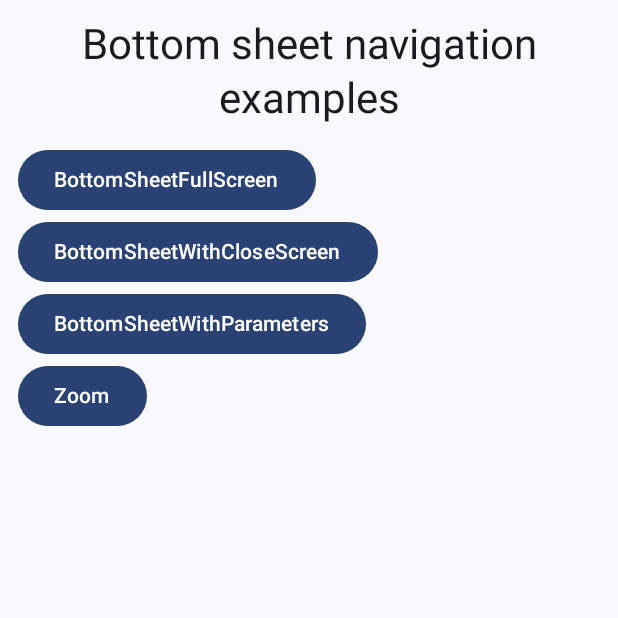
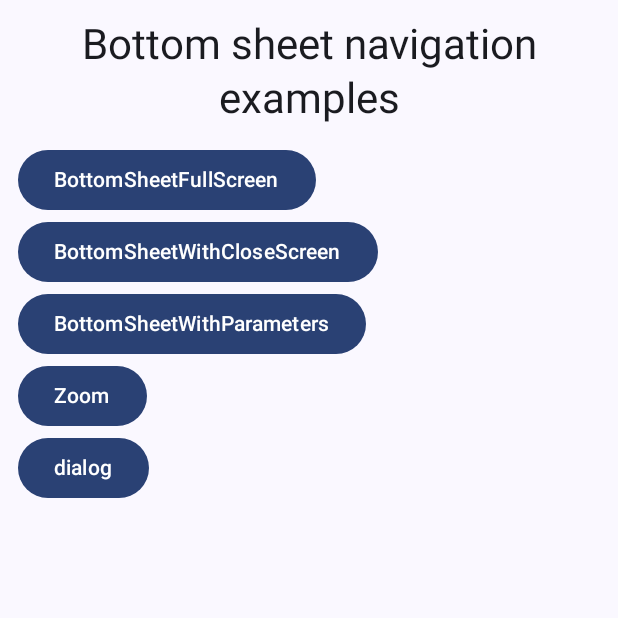
Before and after one commit to stefanoq21/BottomSheetNavigator3, an Android app built with Jetpack Compose: the screen it shows after launch (MainActivity), on a phone screen of 412 x 824 dp, the top half of it. Run offline under Robolectric (Android 15) with nearby library versions, the phone set to English and light mode, and no system bars.

Commit message:
feat: Add DialogTestScreen and navigation
This commit introduces a new `DialogTestScreen` to test the navigation.

```diff
--- a/app/src/main/java/com/stefanoq21/bottomsheetnavigator3/MainActivity.kt
+++ b/app/src/main/java/com/stefanoq21/bottomsheetnavigator3/MainActivity.kt
@@ -5,6 +5,7 @@ import android.util.Log
 import androidx.activity.ComponentActivity
 import androidx.activity.compose.setContent
 import androidx.activity.enableEdgeToEdge
+import androidx.compose.foundation.background
 import androidx.compose.foundation.layout.Column
 import androidx.compose.foundation.layout.Spacer
 import androidx.compose.foundation.layout.fillMaxSize
@@ -16,11 +17,13 @@ import androidx.compose.material3.MaterialTheme
 import androidx.compose.material3.Scaffold
 import androidx.compose.material3.Text
 import androidx.compose.ui.Modifier
+import androidx.compose.ui.graphics.Color
 import androidx.compose.ui.text.style.TextAlign
 import androidx.compose.ui.unit.dp
 import androidx.navigation.compose.NavHost
 import androidx.navigation.compose.composable
 import androidx.navigation.compose.currentBackStackEntryAsState
+import androidx.navigation.compose.dialog
 import androidx.navigation.compose.rememberNavController
 import androidx.navigation.toRoute
 import com.stefanoq21.bottomsheetnavigator3.presentation.navigation.Screen
@@ -64,6 +67,7 @@ class MainActivity : ComponentActivity() {
                             isAppearanceLightNavigationBars = !isSystemInDarkTheme()
                         )*/
                     ) {
+
                         NavHost(
                             navController = navController,
                             startDestination = Screen.Home
@@ -104,7 +108,9 @@ class MainActivity : ComponentActivity() {
                                     }) {
                                         Text(text = "Zoom")
                                     }
-
+                                    Button(onClick = { navController.navigate(Screen.DialogTestScreen) }) {
+                                        Text("dialog")
+                                    }
 
                                 }
 
@@ -137,6 +143,7 @@ class MainActivity : ComponentActivity() {
                                     },
                                     onClickClose = {
                                         navController.popBackStack()
+                                        // navController.navigate(Screen.DialogTestScreen)
                                     },
                                     onClickBack = {
                                         onBackPressedDispatcher.onBackPressed()
@@ -145,13 +152,35 @@ class MainActivity : ComponentActivity() {
                                         navController.navigate(Screen.BottomSheetWithParameters("testId-123"))
                                     }
                                 )
+
+                                Button(onClick = { navController.navigate(Screen.DialogTestScreen) }) {
+                                    Text("dialog")
+                                }
+
                             }
                             bottomSheet<Screen.BottomSheetWithParameters> { backStackEntry ->
                                 val id =
                                     backStackEntry.toRoute<Screen.BottomSheetWithParameters>().id
                                 BSWithParametersLayout(id)
                             }
+
+
+                            dialog<Screen.DialogTestScreen> {
+                                Column(Modifier.background(Color.White)) {
+                                    Text(
+                                        text = "Dialog",
+                                    )
+                                    Button(onClick = { onBackPressedDispatcher.onBackPressed() }) {
+                                        Text(text = "exit")
+                                    }
+                                    Button(onClick = { navController.navigate(Screen.DialogTestScreen) }) {
+                                        Text(text = "Button")
+                                    }
+                                }
+                            }
+
                         }
+
                     }
                 }
             }
--- a/app/src/main/java/com/stefanoq21/bottomsheetnavigator3/presentation/navigation/Screen.kt
+++ b/app/src/main/java/com/stefanoq21/bottomsheetnavigator3/presentation/navigation/Screen.kt
@@ -19,4 +19,7 @@ sealed interface Screen {
     @Serializable
     data object BottomSheetWithCloseScreen : Screen
 
+    @Serializable
+    data object DialogTestScreen : Screen
+
 }
```
